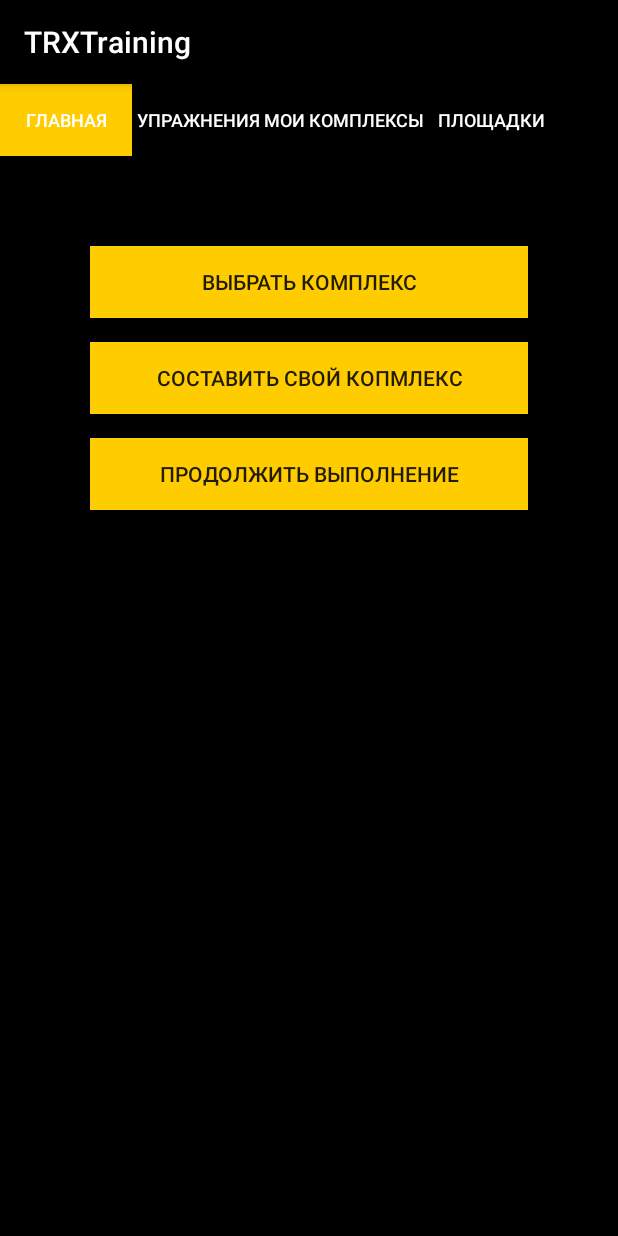
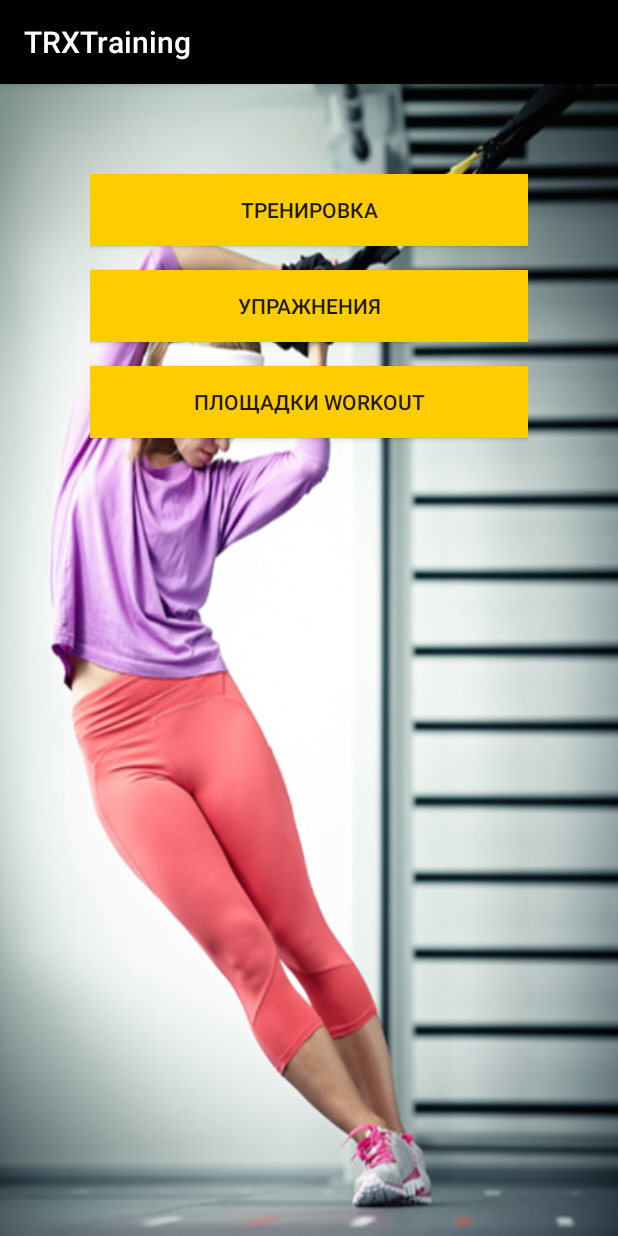
Before and after one commit to volhaBokuts/TRXTraining, an Android app: the screen it shows after launch (HomeActivity), on a phone screen of 412 x 824 dp. Run offline under Robolectric (Android 15) with nearby library versions, the phone set to English and light mode, and no system bars.

Commit message:
change design

```diff
--- a/app/src/main/java/com/example/fellow/trxtraining/HomeActivity.java
+++ b/app/src/main/java/com/example/fellow/trxtraining/HomeActivity.java
@@ -8,16 +8,15 @@ import android.widget.Button;
 
 public class HomeActivity extends AppCompatActivity implements View.OnClickListener {
 
-    Button btnHome, btnExercises, btnPlaygrounds, btnUserComplexes;
+    Button btnTraining, btnExercises, btnPlaygrounds;
 
     @Override
     protected void onCreate(Bundle savedInstanceState) {
         super.onCreate(savedInstanceState);
         setContentView(R.layout.activity_main);
 
-        btnHome = (Button) findViewById(R.id.buttonHome);
+        btnTraining = (Button) findViewById(R.id.buttonTraining);
         btnExercises = (Button) findViewById(R.id.buttonExercises);
-        btnUserComplexes = (Button) findViewById(R.id.buttonUserComplexes);
         btnPlaygrounds = (Button) findViewById(R.id.buttonPlaygrounds);
 
     }
@@ -25,13 +24,12 @@ public class HomeActivity extends AppCompatActivity implements View.OnClickListe
     @Override
     public void onClick(View v) {
         switch(v.getId()) {
+            case R.id.buttonTraining:
+                Intent intentTraining = new Intent(this, ExercisesActivity.class);
+                startActivity(intentTraining);
             case R.id.buttonExercises:
                 Intent intentExercises = new Intent(this, ExercisesActivity.class);
                 startActivity(intentExercises);
-                break;
-            case R.id.buttonUserComplexes:
-                Intent intentUserComplexes = new Intent(this, UserComplexesActivity.class);
-                startActivity(intentUserComplexes);
                 break;
             case R.id.buttonPlaygrounds:
                 Intent intentPlaygrounds = new Intent(this, PlaygroundsActivity.class);
--- a/app/src/main/res/layout/activity_main.xml
+++ b/app/src/main/res/layout/activity_main.xml
@@ -5,75 +5,16 @@
     android:layout_height="match_parent"
     android:orientation="vertical"
     tools:context=".HomeActivity"
-    android:background="@color/colorBackground">
-
-    <HorizontalScrollView
-        android:layout_width="wrap_content"
-        android:layout_height="wrap_content"
-        android:id="@+id/horizontalScrollView" >
-
-        <LinearLayout
-            android:orientation="horizontal"
-            android:layout_width="wrap_content"
-            android:layout_height="wrap_content">
-
-            <Button
-                android:id="@+id/buttonHome"
-                android:layout_width="wrap_content"
-                android:layout_height="wrap_content"
-                android:text="@string/btn_home"
-                android:background="@color/colorActiveMenu"
-                android:textColor="@color/colorText"
-                android:textSize="12sp"
-                android:onClick="onClick" />
-
-            <Button
-                android:id="@+id/buttonExercises"
-                android:layout_width="wrap_content"
-                android:layout_height="wrap_content"
-                android:text="@string/btn_exercises"
-                android:background="@color/colorBackground"
-                android:textColor="@color/colorText"
-                android:textSize="12sp"
-                android:onClick="onClick" />
-
-            <Button
-                android:id="@+id/buttonUserComplexes"
-                android:layout_width="wrap_content"
-                android:layout_height="wrap_content"
-                android:text="@string/btn_user_complexes"
-                android:background="@color/colorBackground"
-                android:textColor="@color/colorText"
-                android:textSize="12sp"
-                android:onClick="onClick" />
-
-            <Button
-                android:id="@+id/buttonPlaygrounds"
-                android:layout_width="wrap_content"
-                android:layout_height="wrap_content"
-                android:text="@string/btn_playgrounds"
-                android:background="@color/colorBackground"
-                android:textColor="@color/colorText"
-                android:textSize="12sp"
-                android:onClick="onClick" />
-
-        </LinearLayout>
-
-    </HorizontalScrollView>
+    android:background="@drawable/home_background">
 
     <LinearLayout
-        android:orientation="vertical"
-        android:layout_width="match_parent"
-        android:layout_height="match_parent">
-
-        <LinearLayout
             android:orientation="vertical"
             android:layout_width="match_parent"
             android:layout_height="match_parent"
             android:layout_margin="60dp">
 
             <Button
-                android:id="@+id/buttonComplex"
+                android:id="@+id/buttonTraining"
                 android:layout_width="match_parent"
                 android:layout_height="wrap_content"
                 android:text="@string/btn_complex"
@@ -82,7 +23,7 @@
                 android:layout_marginBottom="16dp" />
 
             <Button
-                android:id="@+id/buttonOwnComplex"
+                android:id="@+id/buttonExercises"
                 android:layout_width="match_parent"
                 android:layout_height="wrap_content"
                 android:text="@string/btn_own_complex"
@@ -91,7 +32,7 @@
                 android:layout_marginBottom="16dp" />
 
             <Button
-                android:id="@+id/button3"
+                android:id="@+id/buttonPlaygrounds"
                 android:layout_width="match_parent"
                 android:layout_height="wrap_content"
                 android:text="@string/btn_continue_complex"
@@ -99,8 +40,6 @@
                 android:background="@color/colorButton"
                 android:layout_marginBottom="16dp" />
 
-        </LinearLayout>
-
     </LinearLayout>
 
 </LinearLayout>
--- a/app/src/main/res/values/strings.xml
+++ b/app/src/main/res/values/strings.xml
@@ -4,7 +4,7 @@
     <string name="btn_exercises">Упражнения</string>
     <string name="btn_playgrounds">Площадки</string>
     <string name="btn_user_complexes">Мои комплексы</string>
-    <string name="btn_complex">Выбрать комплекс</string>
-    <string name="btn_own_complex">Составить свой копмлекс</string>
-    <string name="btn_continue_complex">Продолжить выполнение</string>
+    <string name="btn_complex">Тренировка</string>
+    <string name="btn_own_complex">Упражнения</string>
+    <string name="btn_continue_complex">Площадки Workout</string>
 </resources>
```
Also changed, not shown: app/src/main/res/drawable/home_background.jpg (added).
